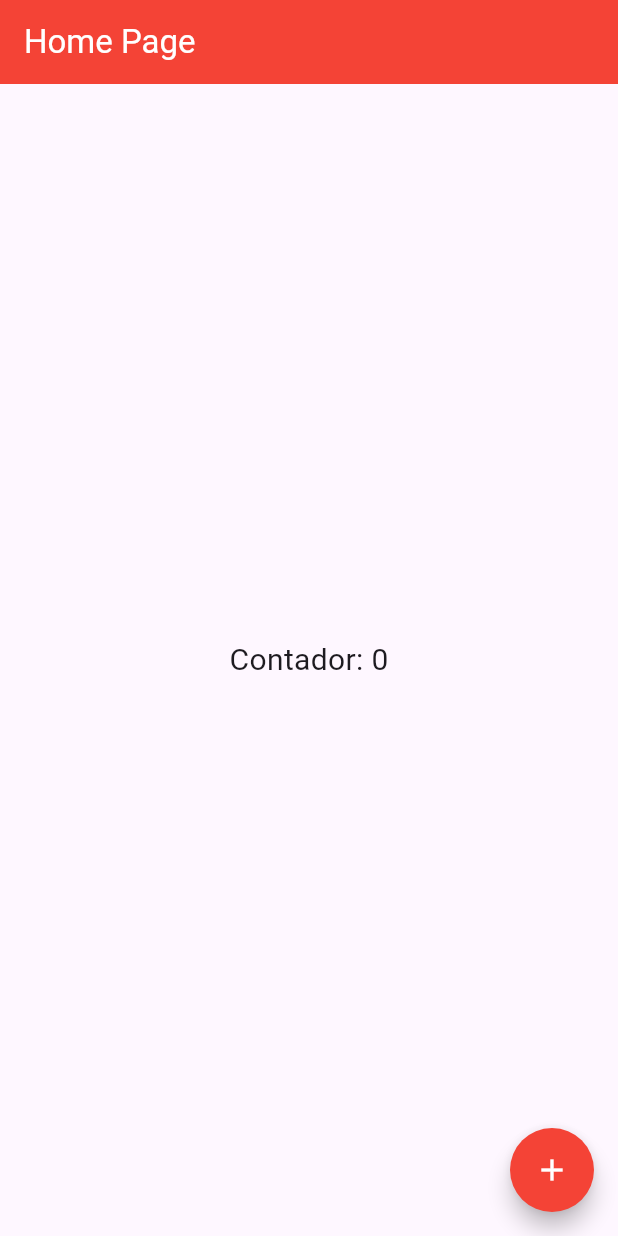
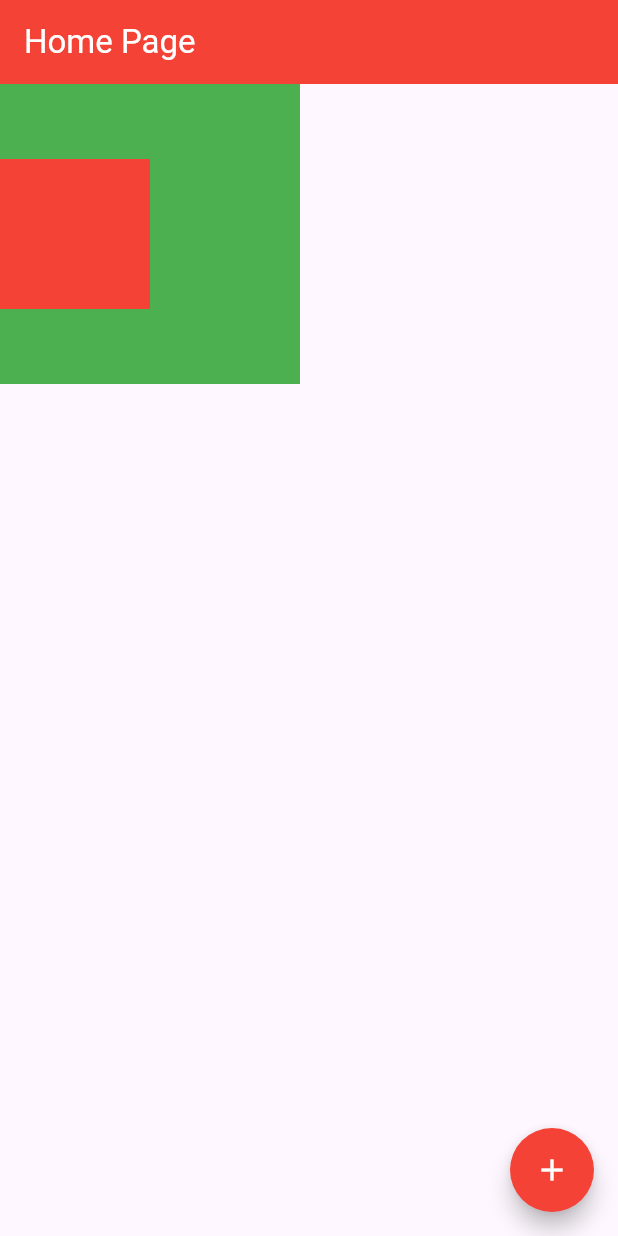
Before and after one commit to guilhermesquita/flutter-columns-rows, a Flutter app: the screen it shows after launch, on a phone screen of 412 x 824 dp. Run offline on Flutter 3.47's test engine with Material 3 defaults, Android fonts, the phone set to English and light mode, and no system bars; our stand-ins replace firebase_core; accounts and stored records are empty.

```diff
--- a/lib/screens/material_app.dart
+++ b/lib/screens/material_app.dart
@@ -59,11 +59,16 @@ class HomePageState extends State<HomePage> {
             color: Colors.white,
           ),
         ),
-        body: Center(
-          child: GestureDetector(
-            child: Text(
-              '$title: $counter',
-              style: const TextStyle(fontSize: 20),
+        body: Container(
+          width: 200,
+          height: 200,
+          color: Colors.green,
+          child: Align(
+            alignment: Alignment.centerLeft,
+            child: Container(
+              width: 100,
+              height: 100,
+              color: Colors.red,
             ),
           ),
         ));
```
